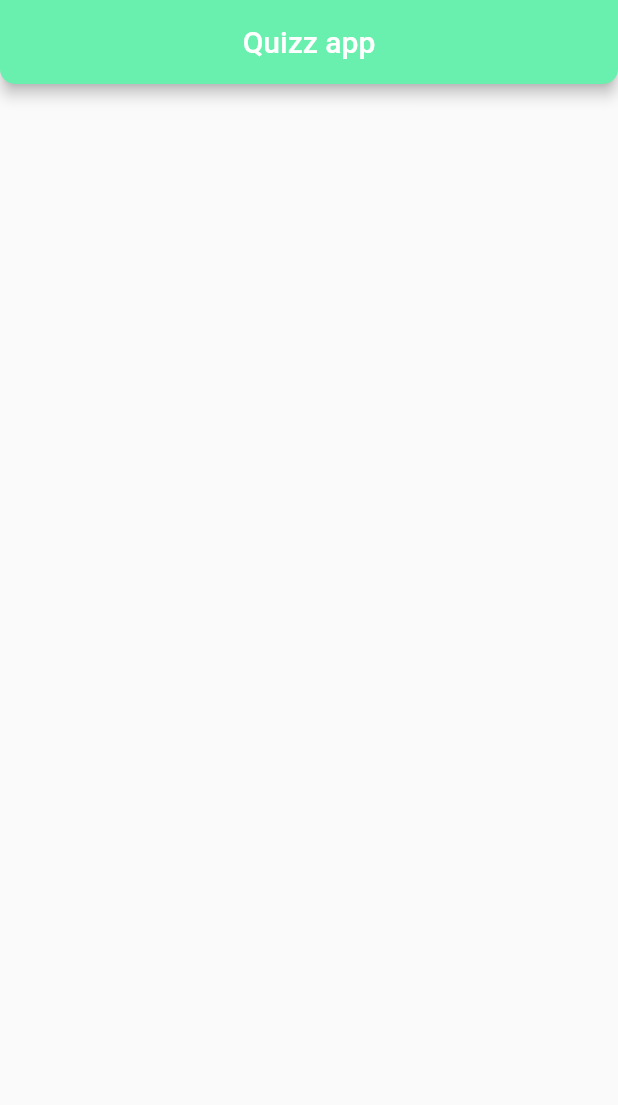
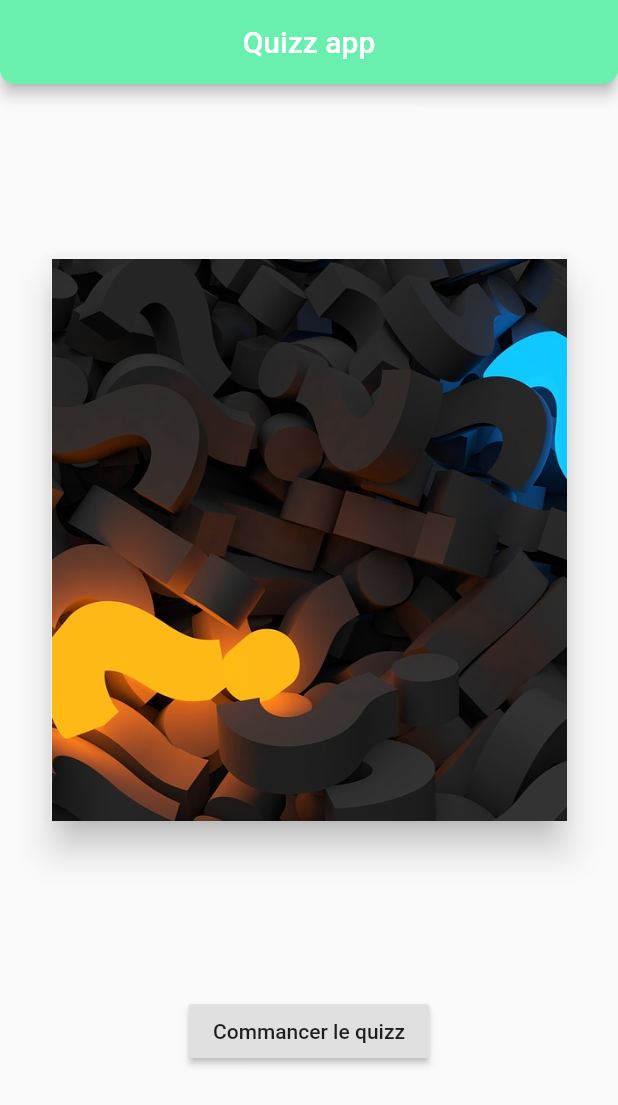
Before and after one commit to bacardevelopper/tp_flutter_2_quizz, a Flutter app: the screen it shows after launch, on a phone screen of 412 x 824 dp. Shown: the top 1105 px of the screen. Run offline on Flutter 3.47's test engine with Material 2 defaults, Android fonts, the phone set to English and light mode, and no system bars.

Commit message:
commited part

```diff
--- /dev/null
+++ b/lib/widgets/custom_text.dart
@@ -0,0 +1,6 @@
+import 'package:flutter/material.dart';
+
+class CustomText extends Text {
+  CustomText(String data, {color: Colors.black})
+      : super(data, style: new TextStyle(color: color)) {}
+}
--- a/lib/widgets/home.dart
+++ b/lib/widgets/home.dart
@@ -1,8 +1,9 @@
 import 'package:flutter/material.dart';
+
 // --------------
 class StartScreen extends StatefulWidget {
   // Passer des parametre à ma class
-  StartScreen({Key key, this.title}):super(key:key);
+  StartScreen({Key key, this.title}) : super(key: key);
   final String title;
   @override
   _StartScreenState createState() => _StartScreenState();
@@ -30,10 +31,27 @@ class _StartScreenState extends State<StartScreen> {
         backgroundColor: Colors.greenAccent,
       ),
       body: new Center(
-        child : new Column(
-          mainAxisAlignment: MainAxisAlignment.center,
-          children : <Widget> [
-
+        child: new Column(
+          mainAxisAlignment: MainAxisAlignment.spaceEvenly,
+          children: <Widget>[
+            new Card(
+              elevation: 10.0,
+              child: new Container(
+                height: MediaQuery.of(context).size.height / 2.2,
+                width: MediaQuery.of(context).size.width / 1.2,
+                child: new Image.asset(
+                  "quizz_assets/cover.jpg",
+                  fit: BoxFit.cover,
+                ),
+              ),
+            ),
+            new RaisedButton(
+                onPressed: () {},
+                child: new Text(
+                  "Commancer le quizz",
+                  textScaleFactor: 1.0,
+                  style : new TextStyle(),
+                )),
           ],
         ),
       ),
```
Also changed, not shown: lib/classes/questions.dart (added, +13 -0 lines), lib/main.dart (+2 -5 lines), pubspec.yaml (+15 -3 lines), quizz_assets/belgique.JPG (added), quizz_assets/buche.jpg (added), quizz_assets/commodore.jpg (added), quizz_assets/cover.jpg (added), quizz_assets/eagle.jpg (added), quizz_assets/faux.jpg (added), quizz_assets/lune.jpg (added), quizz_assets/nyctalope.jpg (added), quizz_assets/pharaon.jpg (added), quizz_assets/pirate.png (added), quizz_assets/russie.jpg (added), 2 more files.
